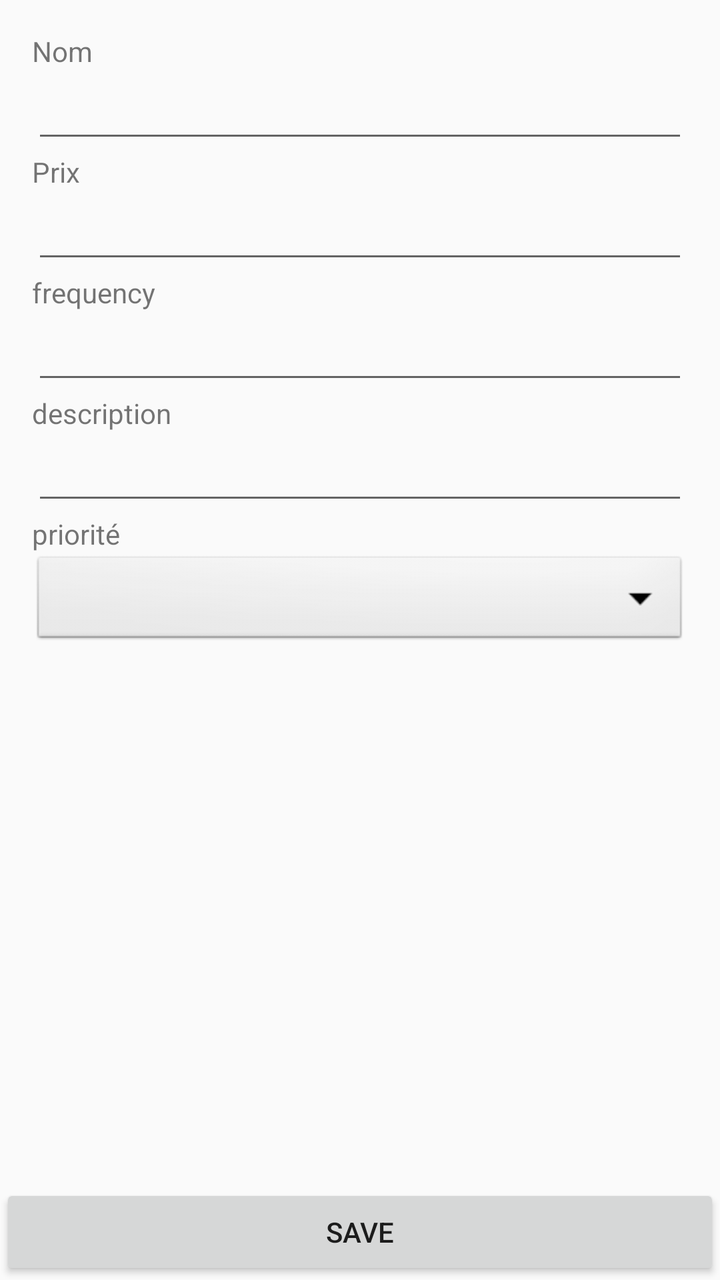
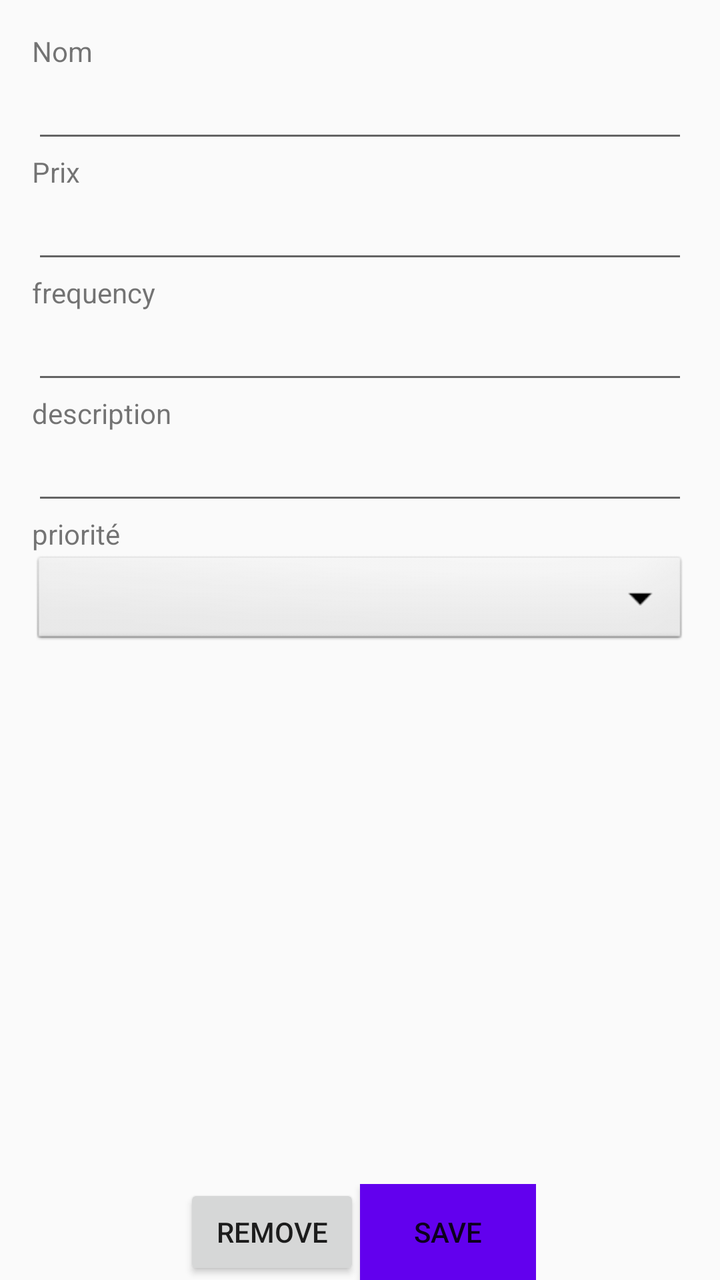

The first picture is an Android layout as it rendered before a commit; the second is the same layout after the commit. The layout source and the unified diff follow.
<!-- AndroidManifest.xml: application theme AppTheme -->
<!-- res/layout/activity_details.xml -->
<?xml version="1.0" encoding="utf-8"?>
<LinearLayout xmlns:android="http://schemas.android.com/apk/res/android"
    xmlns:tools="http://schemas.android.com/tools"
    android:layout_width="match_parent"
    android:layout_height="match_parent"
    android:orientation="vertical"
    tools:context=".ui.DetailsActivity">

    <LinearLayout
        android:layout_width="match_parent"
        android:layout_height="0dp"
        android:layout_weight="1"
        android:padding="16dp"
        android:orientation="vertical">

        <TextView
            android:layout_width="match_parent"
            android:layout_height="wrap_content"
            android:text="Nom">
        </TextView>
        <EditText
            android:id="@+id/editTextName"
            android:layout_width="match_parent"
            android:layout_height="wrap_content">
        </EditText>

        <TextView
            android:layout_width="match_parent"
            android:layout_height="wrap_content"
            android:text="Prix">
        </TextView>
        <EditText
            android:id="@+id/editTextPrice"
            android:layout_width="match_parent"
            android:layout_height="wrap_content">
        </EditText>

        <TextView
            android:layout_width="match_parent"
            android:layout_height="wrap_content"
            android:text="frequency">
        </TextView>
        <EditText
            android:id="@+id/editTextFrequency"
            android:layout_width="match_parent"
            android:layout_height="wrap_content">
        </EditText>

        <TextView
            android:layout_width="match_parent"
            android:layout_height="wrap_content"
            android:text="description">
        </TextView>
        <EditText
            android:id="@+id/editTextDescription"
            android:layout_width="match_parent"
            android:layout_height="wrap_content">
        </EditText>

        <TextView
            android:layout_width="match_parent"
            android:layout_height="wrap_content"
            android:text="priorité">
        </TextView>
        <Spinner
            android:id="@+id/priorityDropDown"
            android:layout_width="match_parent"
            android:layout_height="wrap_content"
            android:background="@android:drawable/btn_dropdown"
            android:spinnerMode="dropdown"/>

    </LinearLayout>

    <LinearLayout
        android:layout_width="match_parent"
        android:layout_height="wrap_content"
        android:orientation="vertical">

        <Button
            android:id="@+id/buttonAdd"
            android:layout_width="match_parent"
            android:layout_height="wrap_content"
            android:text="@string/save"
            android:onClick="validSubscription"/>

    </LinearLayout>

</LinearLayout>
<!-- resources referenced by this layout -->
<resources>
  <string name="save">Save</string>
  <style name="AppTheme" parent="Theme.AppCompat.Light.DarkActionBar">
          
          <item name="colorPrimary">@color/colorPrimary</item>
          <item name="colorPrimaryDark">@color/colorPrimaryDark</item>
          <item name="colorAccent">@color/colorAccent</item>
      </style>
  <color name="colorPrimary">#6200EE</color>
  <color name="colorPrimaryDark">#3700B3</color>
  <color name="colorAccent">#03DAC5</color>
</resources>

<!-- the commit's change to res/layout/activity_details.xml (unified diff, before → after) -->
@@ -72,11 +72,20 @@
     </LinearLayout>
 
     <LinearLayout
-        android:layout_width="match_parent"
+        android:layout_gravity="center_horizontal"
+        android:layout_width="wrap_content"
         android:layout_height="wrap_content"
-        android:orientation="vertical">
+        android:orientation="horizontal">
 
         <Button
+            android:id="@+id/buttonRemove"
+            android:layout_width="match_parent"
+            android:layout_height="wrap_content"
+            android:text="@string/remove"
+            android:onClick="removeSubscription"/>
+
+        <Button
+            android:background="@color/colorPrimary"
             android:id="@+id/buttonAdd"
             android:layout_width="match_parent"
             android:layout_height="wrap_content"
<!-- resource entries referenced after the edit -->
@@ -8,6 +8,7 @@
           <item name="colorAccent">@color/colorAccent</item>
       </style>
   <color name="colorPrimary">#6200EE</color>
+  <string name="remove">Remove</string>
   <color name="colorPrimaryDark">#3700B3</color>
   <color name="colorAccent">#03DAC5</color>
 </resources>
